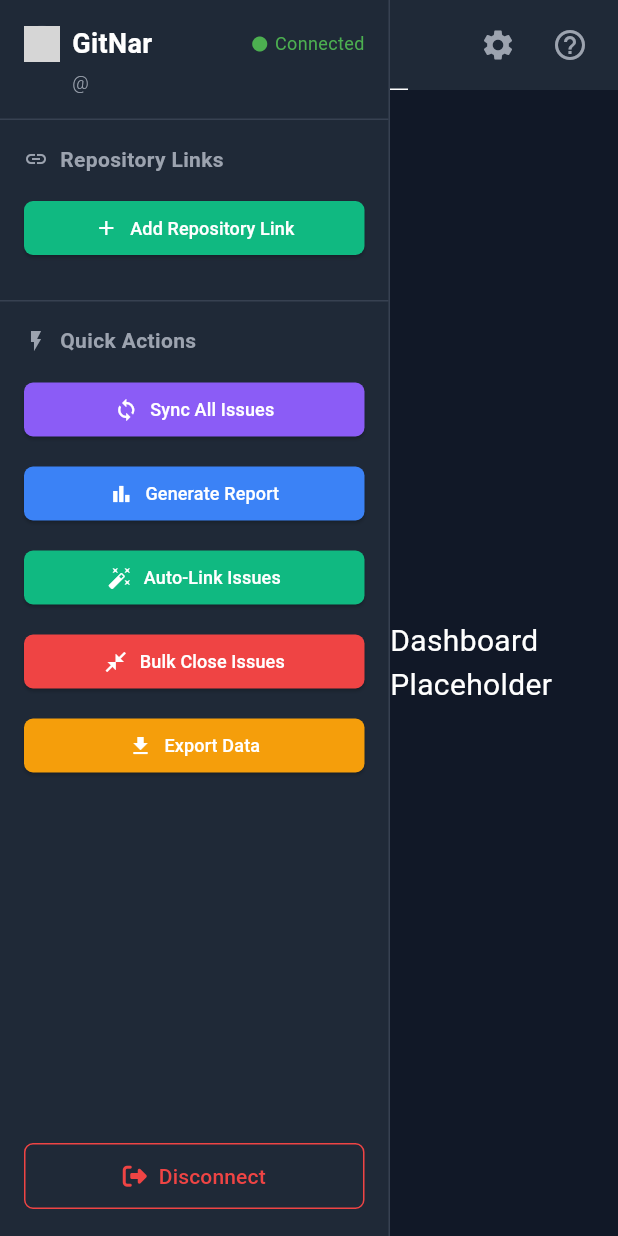
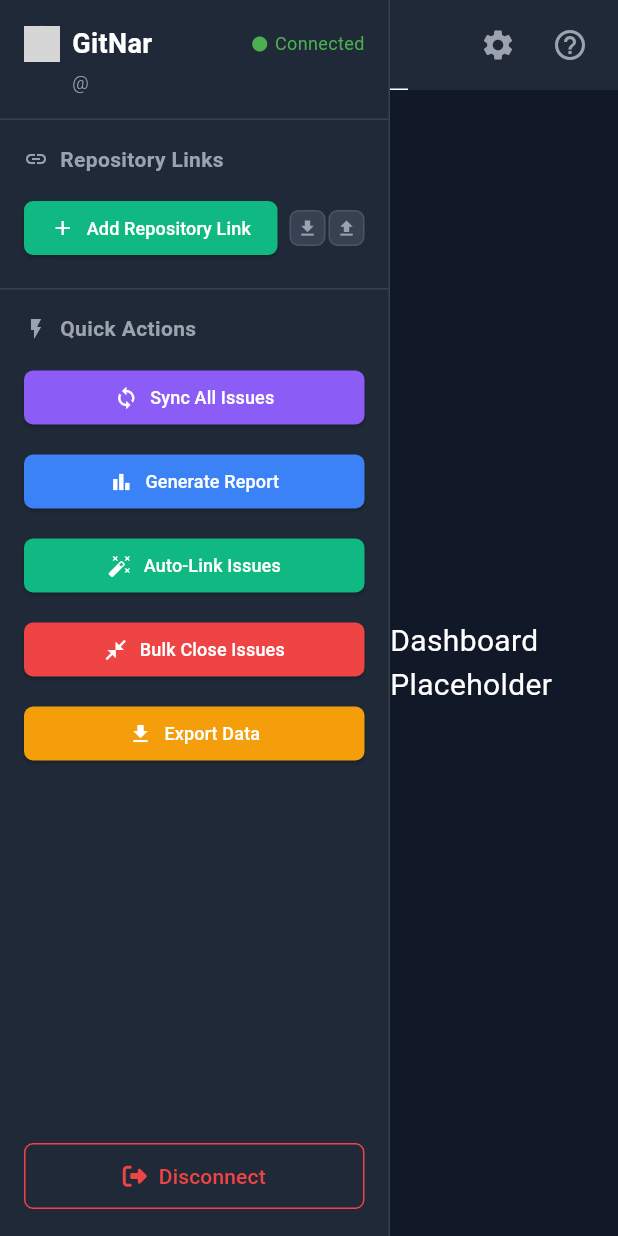
Before and after one commit to T1WiLLi/GitNar, a Flutter app: the HomeView screen opened directly, on a phone screen of 412 x 824 dp. Run offline on Flutter 3.47's test engine with Material 3 defaults, Android fonts, the phone set to English and light mode, and no system bars; our stand-ins replace flutter_dotenv, font_awesome_flutter, shared_preferences; missing offline and left inert: oauth2, window_size; accounts and stored records are empty; network calls fail; grey boxes are pictures that could not be loaded.

Commit message:
Refactor HomeView: streamline sidebar button layout and add export/import functionality

```diff
--- a/lib/src/views/home_view.dart
+++ b/lib/src/views/home_view.dart
@@ -74,9 +74,7 @@ class HomeViewState extends State<HomeView> {
     required Color color,
     VoidCallback? onPressed,
   }) {
-    return Container(
-      margin: const EdgeInsets.only(bottom: 8),
-      child: MouseRegion(
+    return MouseRegion(
       cursor: SystemMouseCursors.click,
       child: ElevatedButton.icon(
         onPressed: onPressed ?? () {},
@@ -93,11 +91,8 @@ class HomeViewState extends State<HomeView> {
           backgroundColor: color,
           foregroundColor: Colors.white,
           padding: const EdgeInsets.symmetric(horizontal: 12, vertical: 8),
-            shape: RoundedRectangleBorder(
-              borderRadius: BorderRadius.circular(6),
-            ),
+          shape: RoundedRectangleBorder(borderRadius: BorderRadius.circular(6)),
           minimumSize: const Size(double.infinity, 36),
-          ),
         ),
       ),
     );
@@ -190,7 +185,11 @@ class HomeViewState extends State<HomeView> {
                   ],
                 ),
                 const SizedBox(height: 12),
-                _buildSidebarButton(
+                Row(
+                  crossAxisAlignment: CrossAxisAlignment.center,
+                  children: [
+                    Expanded(
+                      child: _buildSidebarButton(
                         icon: Icons.add,
                         label: 'Add Repository Link',
                         color: const Color(0xFF10B981),
@@ -200,6 +199,29 @@ class HomeViewState extends State<HomeView> {
                             builder: (context) => const RepositoryLinkModal(),
                           );
                         },
+                      ),
+                    ),
+                    const SizedBox(width: 8),
+                    Tooltip(
+                      message: 'Export Repository Links',
+                      child: _buildSmallIconButton(
+                        icon: Icons.file_download,
+                        onPressed: () {
+                          // Handle export functionality
+                        },
+                      ),
+                    ),
+                    const SizedBox(width: 2),
+                    Tooltip(
+                      message: 'Import Repository Links',
+                      child: _buildSmallIconButton(
+                        icon: Icons.file_upload,
+                        onPressed: () {
+                          // Handle import functionality
+                        },
+                      ),
+                    ),
+                  ],
                 ),
               ],
             ),
@@ -233,21 +255,25 @@ class HomeViewState extends State<HomeView> {
                   label: 'Sync All Issues',
                   color: const Color(0xFF8B5CF6),
                 ),
+                const SizedBox(height: 8),
                 _buildSidebarButton(
                   icon: Icons.bar_chart,
                   label: 'Generate Report',
                   color: const Color(0xFF3B82F6),
                 ),
+                const SizedBox(height: 8),
                 _buildSidebarButton(
                   icon: Icons.auto_fix_high,
                   label: 'Auto-Link Issues',
                   color: const Color(0xFF10B981),
                 ),
+                const SizedBox(height: 8),
                 _buildSidebarButton(
                   icon: Icons.close_fullscreen,
                   label: 'Bulk Close Issues',
                   color: const Color(0xFFEF4444),
                 ),
+                const SizedBox(height: 8),
                 _buildSidebarButton(
                   icon: Icons.download,
                   label: 'Export Data',
@@ -375,6 +401,33 @@ class HomeViewState extends State<HomeView> {
     }
   }
 
+  Widget _buildSmallIconButton({
+    required IconData icon,
+    required VoidCallback onPressed,
+  }) {
+    return Material(
+      color: Colors.transparent,
+      child: InkWell(
+        onTap: onPressed,
+        borderRadius: BorderRadius.circular(6),
+        hoverColor: const Color(0xFF4B5563).withValues(alpha: .3),
+        splashColor: const Color(0xFF6B7280).withValues(alpha: .3),
+        child: Container(
+          width: 24,
+          height: 24,
+          decoration: BoxDecoration(
+            color: const Color(0xFF374151),
+            borderRadius: BorderRadius.circular(6),
+            border: Border.all(color: const Color(0xFF4B5563)),
+          ),
+          child: Center(
+            child: Icon(icon, size: 14, color: const Color(0xFF9CA3AF)),
+          ),
+        ),
+      ),
+    );
+  }
+
   @override
   Widget build(BuildContext context) {
     return Scaffold(
```
Lines whose indentation alone changed are shown as unchanged.
